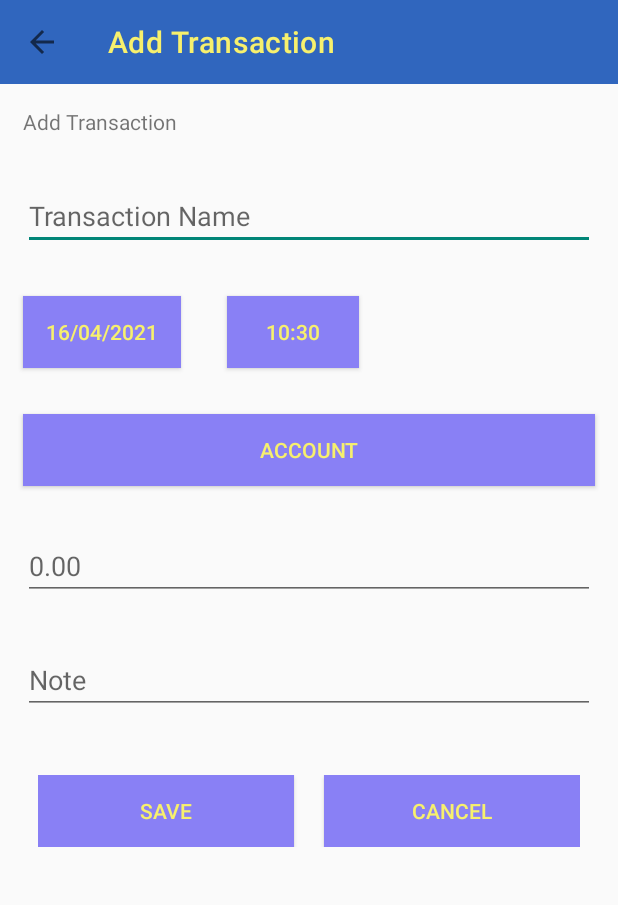
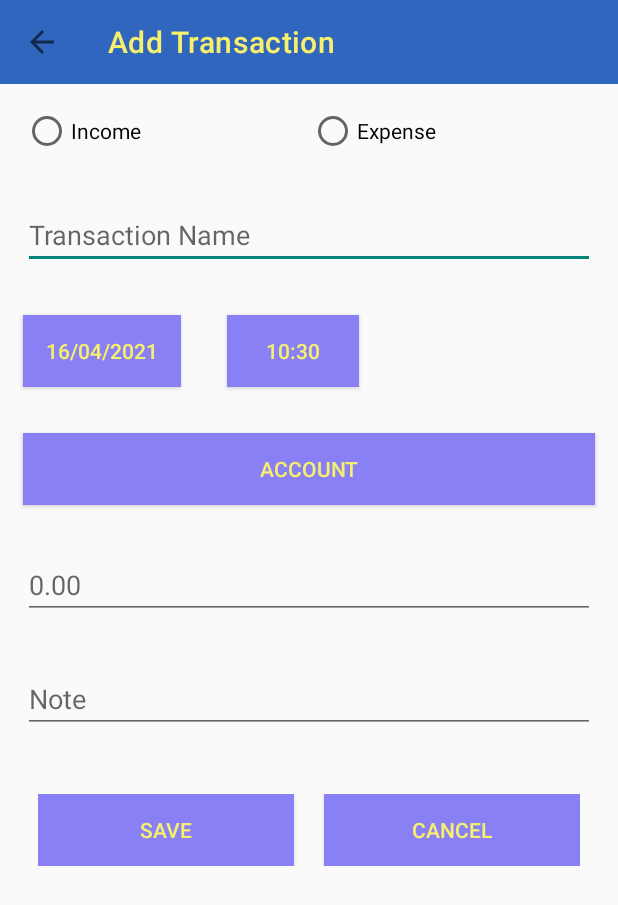
Before and after one commit to MichaelDuToit/SD6501_BudgieCoin_Project, an Android app: the AddTransactionActivity screen opened directly, with no data from a screen before it, on a phone screen of 412 x 824 dp. Shown: the top 905 px of the screen. Run offline under Robolectric (Android 15) with nearby library versions, the phone set to English and light mode, and no system bars.

Commit message:
Added Radio Group Btns to AddTransactionActivity to select the transaction type.

```diff
--- a/app/src/main/java/com/example/sd6501_budgiecoin_project/SettingsActivity.java
+++ b/app/src/main/java/com/example/sd6501_budgiecoin_project/SettingsActivity.java
@@ -24,6 +24,7 @@ public class SettingsActivity extends AppCompatActivity {
         actionBar = (Toolbar)findViewById(R.id.appBar);
         setSupportActionBar(actionBar);
         getSupportActionBar().setDisplayHomeAsUpEnabled(true);
+        getSupportActionBar().setTitle(R.string.Settings);
     }
 
     public static class SettingsFragment extends PreferenceFragmentCompat {
--- a/app/src/main/res/layout/activity_add_transaction.xml
+++ b/app/src/main/res/layout/activity_add_transaction.xml
@@ -2,21 +2,35 @@
 <RelativeLayout android:layout_height="match_parent" android:layout_width="match_parent"
     xmlns:android="http://schemas.android.com/apk/res/android" >
     <include layout="@layout/app_bar" android:id="@+id/appBar" />
-    <TextView
+    <RadioGroup
         android:layout_below="@id/appBar"
-        android:id="@+id/lblAddTransaction"
         android:layout_width="match_parent"
         android:layout_height="wrap_content"
-        android:layout_marginBottom="10dp"
+        android:id="@+id/transactionType"
         android:layout_margin="15dp"
-        android:text="@string/addTransactionLbl"
-
-        />
+        android:orientation="horizontal"
+        android:gravity="center"
+        >
+        <RadioButton
+            android:id="@+id/radioBtnIncome"
+            android:layout_width="0dp"
+            android:layout_height="wrap_content"
+            android:layout_weight="1"
+            android:text="@string/income"
+            />
+        <RadioButton
+            android:id="@+id/radioBtnExpense"
+            android:layout_width="0dp"
+            android:layout_height="wrap_content"
+            android:layout_weight="1"
+            android:text="@string/expense"
+            />
+    </RadioGroup>
     <EditText
         android:id="@+id/inputTransactionName"
         android:layout_width="match_parent"
         android:layout_height="wrap_content"
-        android:layout_below="@id/lblAddTransaction"
+        android:layout_below="@id/transactionType"
         android:hint="@string/transactionName"
         android:layout_margin="15dp"
         />
--- a/app/src/main/res/values/strings.xml
+++ b/app/src/main/res/values/strings.xml
@@ -24,6 +24,8 @@
     <!-- Button Strings -->
     <string name="pinLogin">Login with Pin</string>
     <string name="biometricLogin">Login with Biometrics</string>
+    <string name="income">Income</string>
+    <string name="expense">Expense</string>
 
     <!-- Login Messages -->
     <string name="username">Username</string>
```
